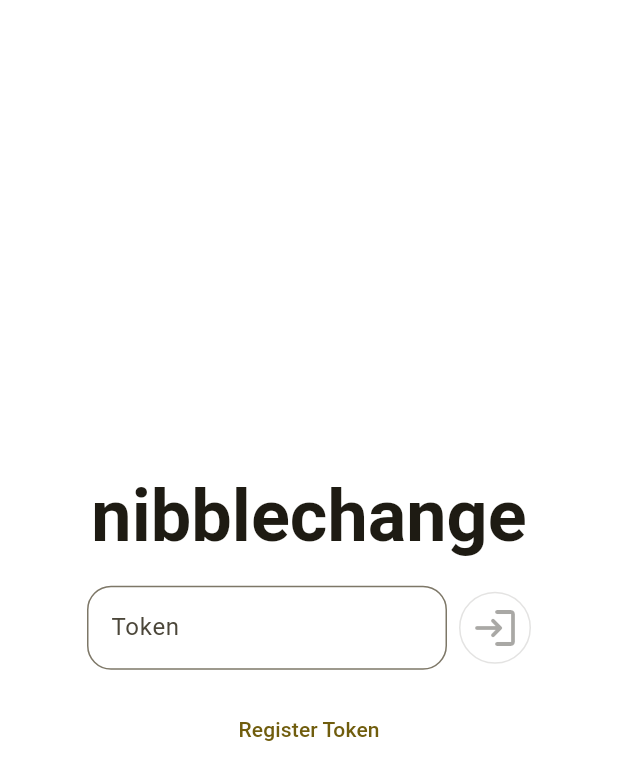
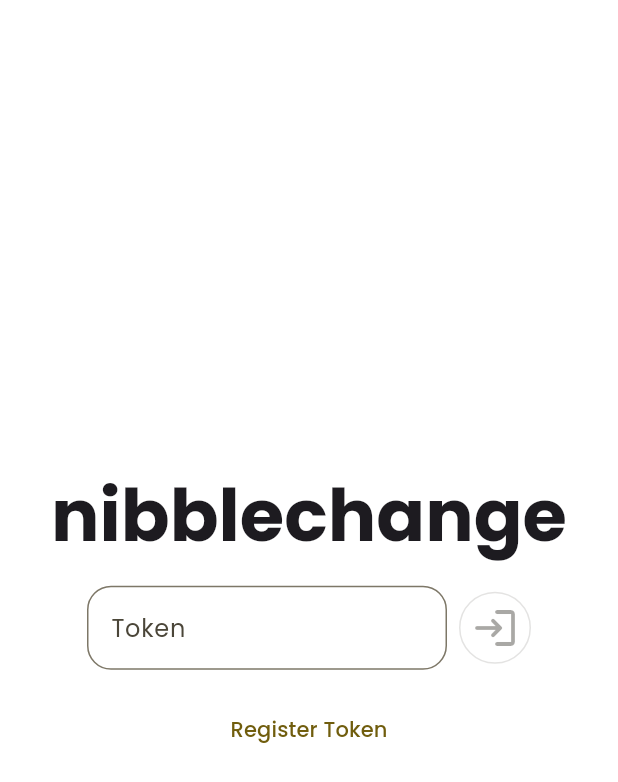
Before and after one commit to V3ntus/nibblechange, a Flutter app: the screen it shows after launch, on a phone screen of 412 x 824 dp. Shown: the top 782 px of the screen. Run offline on Flutter 3.47's test engine with Material 3 defaults, Android fonts, the phone set to English and light mode, and no system bars; drawn by our look-alikes of dynamic_color; our stand-ins replace dio, flutter_secure_storage, go_router, google_fonts; missing offline and left inert: lunchmoney.

Commit message:
ref: use google fonts

```diff
--- a/lib/main.dart
+++ b/lib/main.dart
@@ -3,6 +3,7 @@ import 'package:dynamic_color/dynamic_color.dart';
 import 'package:flutter/material.dart';
 import 'package:go_router/go_router.dart';
 import 'package:flutter_secure_storage/flutter_secure_storage.dart';
+import 'package:google_fonts/google_fonts.dart';
 import 'package:nibblechange/constants.dart';
 import 'package:nibblechange/global_handler.dart';
 import 'package:nibblechange/routes/Home.dart';
@@ -101,10 +102,12 @@ class NibbleChangeApp extends StatelessWidget {
             theme: ThemeData(
               colorScheme: lightColorScheme,
               useMaterial3: true,
+              textTheme: GoogleFonts.poppinsTextTheme(),
             ),
             darkTheme: ThemeData(
               colorScheme: darkColorScheme,
               useMaterial3: true,
+              textTheme: GoogleFonts.poppinsTextTheme(ThemeData.dark().textTheme),
             ),
           );
         },
```
